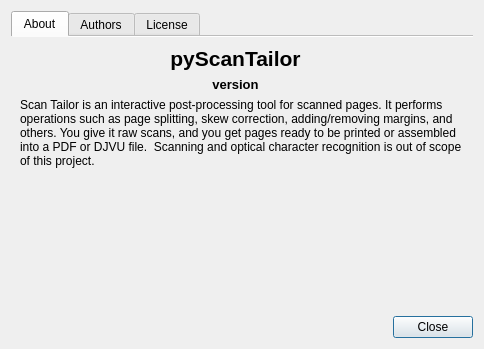
This is src/scantailor/app/ui/dialogs/AboutDialog.ui in adehad/py-scantailor as Qt 5 draws it before an edit. The edited form follows.
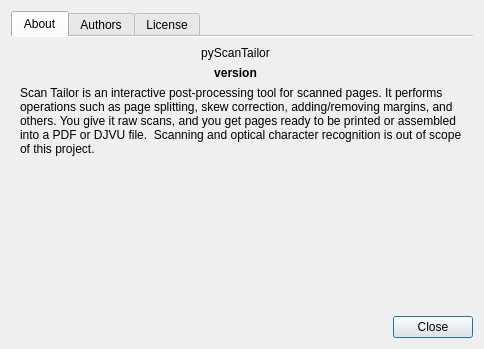
This is the edited form. Icons and pictures are not drawn.

Commit message:
Size all text from the system font
Headings, captions and hints are ratios of the app font, so OS text scaling counts. Part of #236.

```diff
--- a/src/scantailor/app/ui/dialogs/AboutDialog.ui
+++ b/src/scantailor/app/ui/dialogs/AboutDialog.ui
@@ -58,9 +58,8 @@
            <verstretch>0</verstretch>
           </sizepolicy>
          </property>
-         <property name="styleSheet">
-          <string notr="true">font-size: 16pt;
-font-weight: bold;</string>
+         <property name="textRole" stdset="0">
+          <string notr="true">display</string>
          </property>
          <property name="text">
           <string notr="true">pyScanTailor</string>
@@ -92,8 +91,7 @@
        <item row="1" column="0">
         <widget class="QLabel" name="version">
          <property name="styleSheet">
-          <string notr="true">font-size:10pt;
-font-weight:bold;</string>
+          <string notr="true">font-weight: bold;</string>
          </property>
          <property name="text">
           <string notr="true">version</string>
```
The commit also changes 14 other files.
